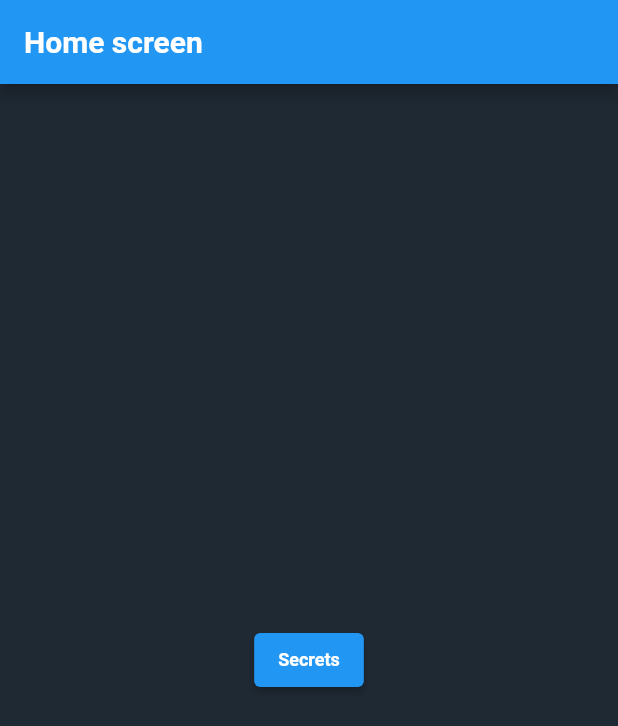
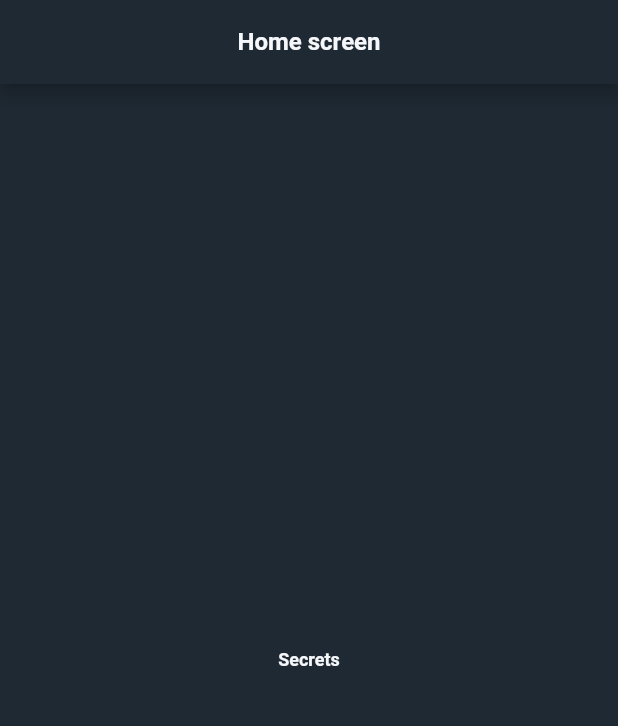
Before and after one commit to ImportAd/HsHelper, a Flutter app: the screen it shows after launch, on a phone screen of 412 x 824 dp. Shown: the top 726 px of the screen. Run offline on Flutter 3.47's test engine with Material 2 defaults, Android fonts, the light colour scheme and no system bars; our stand-ins replace get; Roboto replaces fonts that are missing (OpenSans).

Commit message:
chore(home.dart) change the home screen theme

```diff
--- a/lib/screens/home/home.dart
+++ b/lib/screens/home/home.dart
@@ -1,23 +1,34 @@
 import 'package:flutter/material.dart';
 import 'package:get/get.dart';
-//import 'package:hs_helper/screens/home/home_controller.dart';
+import 'package:hs_helper/config/colors.dart';
+import 'package:hs_helper/screens/home/home_controller.dart';
 import 'package:hs_helper/screens/secrets/secrets.dart';
 
 class App extends StatelessWidget {
   const App({super.key});
   @override
   Widget build(context) {
-    //final Controller c = Get.put(Controller());
+    final TextTheme textTheme = Theme.of(context).textTheme;
+    Get.put(Controller());
 
     return Scaffold(
-      appBar: AppBar(title: const Text("Home screen"),
-              ),
+      appBar: AppBar(
+        title: Center(
+          child: Text(
+            "Home screen",
+            style: textTheme.titleMedium,
+          ),
+        ),
+        backgroundColor: AppColors.backgroundBlack,
+      ),
       body: Center(
-        child: ElevatedButton(
-              child: const Text("Secrets"),
-              onPressed: () => Get.to(Other()),
-              ),
+        child: TextButton(
+            child: Text(
+              "Secrets",
+              style: textTheme.headlineLarge,
             ),
-          );
+            onPressed: () => Get.to(Other())),
+      ),
+    );
   }
 }
```
